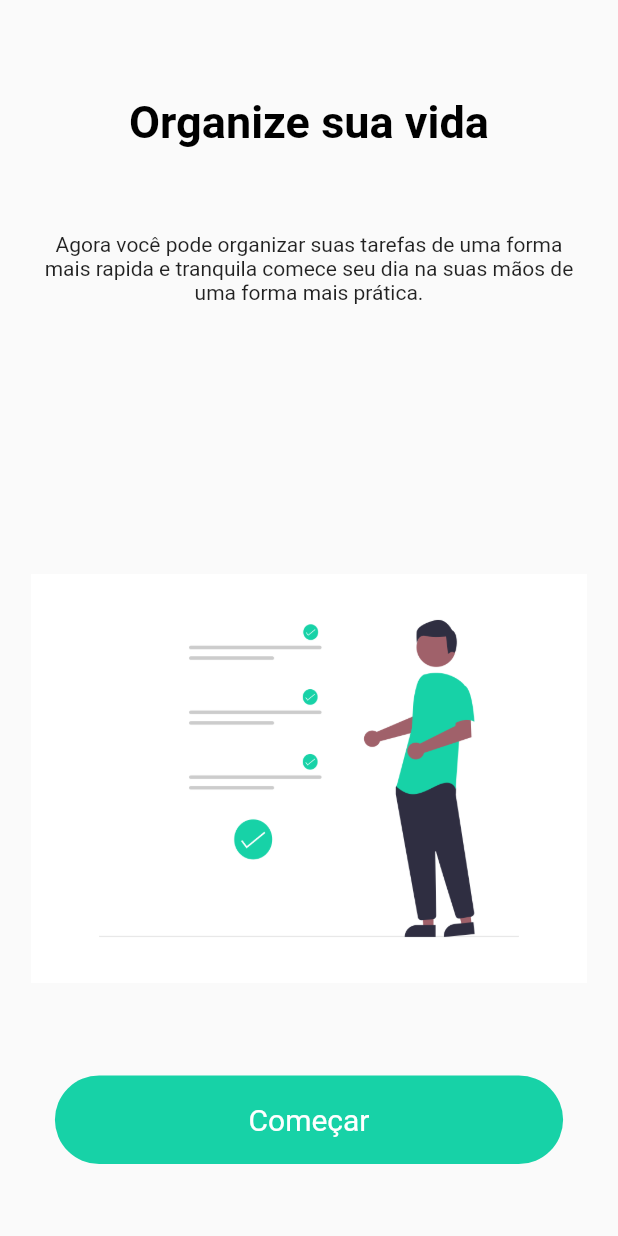
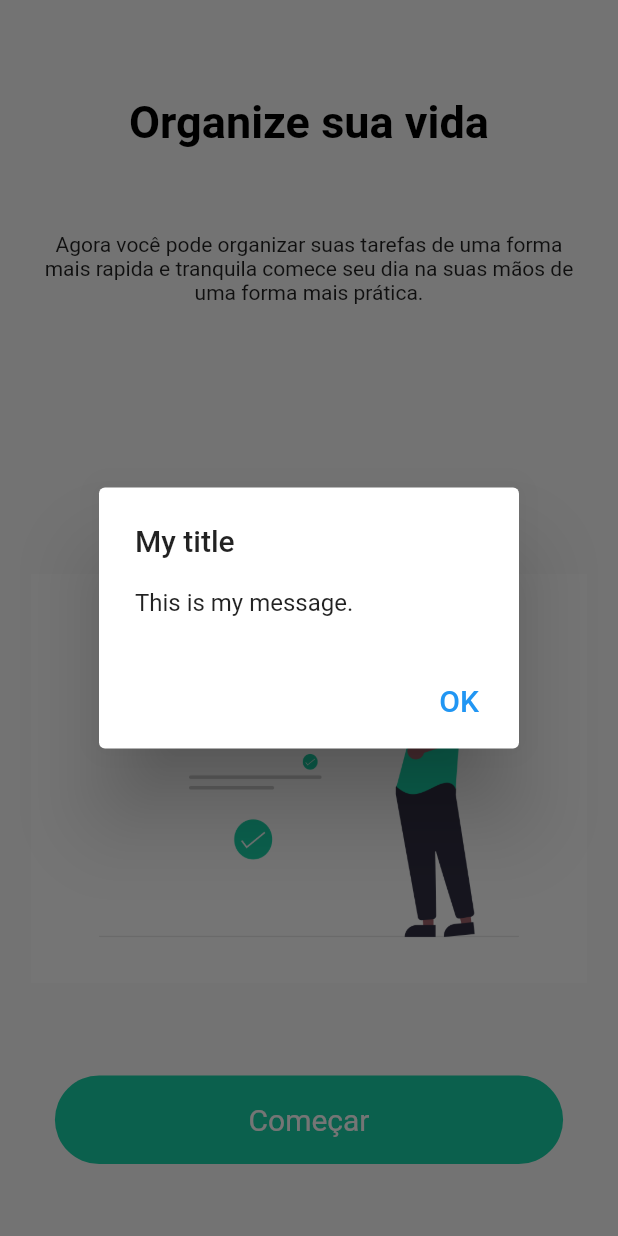
Before and after one commit to Lucas-Chaves/MyToDoList, a Flutter app: the screen it shows after launch, after a tap on "Começar", on a phone screen of 412 x 824 dp. Run offline on Flutter 3.47's test engine with Material 2 defaults, Android fonts, the phone set to English and light mode, and no system bars; our stand-ins replace equatable, flutter_bloc, sqflite; accounts and stored records are empty.

Commit message:
implemented cubit and started new feature Alert Dialog

```diff
--- a/lib/main.dart
+++ b/lib/main.dart
@@ -1,7 +1,30 @@
 import 'package:flutter/material.dart';
+import 'package:flutter_bloc/flutter_bloc.dart';
+import 'package:sqflite/sqflite.dart';
+import 'package:to_do/repository/local_storage/local_storage.dart';
+import './ui/ui.dart';
 import './main_app.dart';
 
 
-void main() {
-  runApp(MyHomePage());
+
+void main() async {
+  WidgetsFlutterBinding.ensureInitialized();
+
+  Database db = await DataBaseUtils.getDatabase();
+  StorageLocalImpl storageLocalImpl = StorageLocalImpl(db);
+
+  final providers = [
+    BlocProvider<HomeCubit>(
+      create: (BuildContext context) => HomeCubit(
+        createDataBaseUseCase: CreateDataBaseUseCase(storageLocalImpl),
+      ),
+    ),
+  ];
+
+  runApp(
+    MultiBlocProvider(
+      providers: providers,
+      child: MainApp(),
+    ),
+  );
 }
--- a/lib/main_app.dart
+++ b/lib/main_app.dart
@@ -3,19 +3,19 @@ import 'package:to_do/theme/theme_dark.dart';
 import 'package:to_do/ui/home/home.dart';
 
 
-class MyHomePage extends StatefulWidget {
-  const MyHomePage({Key? key}) : super(key: key);
+class MainApp extends StatefulWidget {
+  const MainApp({Key? key}) : super(key: key);
 
   @override
-  _MyHomePageState createState() => _MyHomePageState();
+  _MainAppState createState() => _MainAppState();
 }
 
-class _MyHomePageState extends State<MyHomePage> {
+class _MainAppState extends State<MainApp> {
   @override
   Widget build(BuildContext context) {
     return MaterialApp(
       debugShowCheckedModeBanner: false,
-      title: 'Flutter Demo',
+      title: 'My ToDo List',
       theme: themeData,
       home: HomePage(),
     );
--- a/lib/repository/local_storage/utils/data_base_utils.dart
+++ b/lib/repository/local_storage/utils/data_base_utils.dart
@@ -7,7 +7,7 @@ class DataBaseUtils {
   static Future<Database> getDatabase() async {
     try {
       String databasesPath = await getDatabasesPath();
-      String path = join(databasesPath, kDatabaseName);
+      String path = join(databasesPath, kDatabaseFileName);
       Database database = await openDatabase(path);
       print("database is running and open: " + database.isOpen.toString());
       return database;
--- a/lib/ui/home/constants.dart
+++ b/lib/ui/home/constants.dart
@@ -8,4 +8,4 @@ final String pathImageOnboard1 = 'lib/assets/onboard/onboard_1.png';
 final String buttonOnboard1 = 'Começar';
 
 
-final kCreateTableQuery = 'CREATE TABLE IF NOT EXISTS $kDatabaseName (taskId INTEGER PRIMARY KEY, taskTitle TEXT,taskDescription TEXT,taskDone INTEGER(1),taskCreatedAt TEXT,taskUpdatedAt TEXT)';
+final kCreateTableQuery = 'CREATE TABLE IF NOT EXISTS $kDatabaseName ($taskIdTable INTEGER PRIMARY KEY, $taskTitleTable TEXT,$taskDescriptionTable TEXT,$taskDoneTable INTEGER(1),$taskCreatedAtTable TEXT,$taskUpdatedAtTable TEXT)';
--- a/lib/ui/home/cubit/home.cubit.dart
+++ b/lib/ui/home/cubit/home.cubit.dart
@@ -1,4 +1,5 @@
 import 'package:flutter_bloc/flutter_bloc.dart';
+import '../constants.dart';
 import './home.state.dart';
 import '../useCase/create_data_base_use_case.dart';
 
@@ -13,9 +14,11 @@ class HomeCubit extends Cubit<HomeState> {
   Future<void> createDataBase() async {
     try{
       emit(state.copyWith(status: HomeStatus.loading));
-
+      await createDataBaseUseCase.execute(kCreateTableQuery);
+      emit(state.copyWith(status: HomeStatus.failure));
     }catch(e){
-
+      emit(state.copyWith(status: HomeStatus.failure));
     }
   }
+
 }
--- a/lib/ui/home/home.dart
+++ b/lib/ui/home/home.dart
@@ -1 +1,3 @@
 export './home.page.dart';
+export './cubit/cubit.dart';
+export './useCase/use_case.dart';
--- a/lib/ui/home/home.page.dart
+++ b/lib/ui/home/home.page.dart
@@ -1,4 +1,7 @@
 import 'package:flutter/material.dart';
+import 'package:flutter_bloc/flutter_bloc.dart';
+import 'package:to_do/ui/home/cubit/cubit.dart';
+import '../../ui/ui.dart';
 import '../../utils/utils.dart';
 import '../../theme/theme.dart';
 import './constants.dart';
@@ -13,6 +16,8 @@ class HomePage extends StatefulWidget {
 class _HomePageState extends State<HomePage> {
   @override
   Widget build(BuildContext context) {
+    final homeCubit = BlocProvider.of<HomeCubit>(context);
+
     return Scaffold(
       body: SafeArea(
         child: Container(
@@ -37,12 +42,30 @@ class _HomePageState extends State<HomePage> {
                     style: getTextTheme.bodyText2, textAlign: TextAlign.center),
               ),
               Expanded(flex: 4, child: Image.asset(pathImageOnboard1)),
-              Expanded(
-                child: MyButton(
-                  btnText: buttonOnboard1,
-                  colorButton: Theme.of(context).primaryColor,
-                  functionButton: () {},
-                ),
+              BlocConsumer<HomeCubit, HomeState>(
+                bloc: homeCubit,
+                listener: (context, state) {
+                  if (state.status == HomeStatus.nextPage) {
+                    print("Next Page Dude");
+                  }
+                },
+                builder: (context, state) {
+                  if (state.status == HomeStatus.loading) {
+                    return CircularProgressIndicator();
+                  }
+                  if(state.status == HomeStatus.failure){
+                    WidgetsBinding.instance!.addPostFrameCallback((_) {showAlertDialog(context);});
+                  }
+                  return Expanded(
+                    child: MyButton(
+                      btnText: buttonOnboard1,
+                      colorButton: Theme.of(context).primaryColor,
+                      functionButton: () async {
+                        await homeCubit.createDataBase();
+                      },
+                    ),
+                  );
+                },
               ),
               SpacerSymmetric(height: kHeightM)
             ],
--- a/lib/ui/home/useCase/create_data_base_use_case.dart
+++ b/lib/ui/home/useCase/create_data_base_use_case.dart
@@ -1,11 +1,11 @@
 import '../../../repository/local_storage/local_storage.dart';
 
 class CreateDataBaseUseCase {
-  StorageLocal storageLocal;
+  StorageLocal _storageLocal;
 
-  CreateDataBaseUseCase({required this.storageLocal});
+  CreateDataBaseUseCase(this._storageLocal);
 
   Future<void> execute(String query) async {
-    await storageLocal.createTable(query: query);
+    await _storageLocal.createTable(query: query);
   }
 }
--- /dev/null
+++ b/lib/ui/home/useCase/use_case.dart
@@ -0,0 +1 @@
+export './create_data_base_use_case.dart';
--- a/lib/utils/models/tasks_model/task.model.dart
+++ b/lib/utils/models/tasks_model/task.model.dart
@@ -2,6 +2,12 @@ import 'package:json_annotation/json_annotation.dart';
 
 part 'task.model.g.dart';
 
+final String taskIdTable = "taskId";
+final String taskTitleTable = "taskTitle";
+final String taskDescriptionTable = "taskDescription";
+final String taskDoneTable = "taskDone";
+final String taskCreatedAtTable = "taskCreatedAt";
+final String taskUpdatedAtTable = "taskUpdatedAt";
 
 
 @JsonSerializable()
--- /dev/null
+++ b/lib/utils/widgets/task_dialog.dart
@@ -0,0 +1,27 @@
+import 'package:flutter/material.dart';
+
+Future<void> showAlertDialog(BuildContext context) async {
+
+  // set up the button
+  Widget okButton = TextButton(
+    child: Text("OK"),
+    onPressed: () { Navigator.pop(context);},
+  );
+
+  // set up the AlertDialog
+  AlertDialog alert = AlertDialog(
+    title: Text("My title"),
+    content: Text("This is my message."),
+    actions: [
+      okButton,
+    ],
+  );
+
+  // show the dialog
+  showDialog(
+    context: context,
+    builder: (BuildContext context) {
+      return alert;
+    },
+  );
+}
--- a/lib/utils/widgets/widgets.dart
+++ b/lib/utils/widgets/widgets.dart
@@ -1,2 +1,3 @@
 export 'spacer_symmetric.dart';
 export './my_button.dart';
+export './task_dialog.dart';
```
